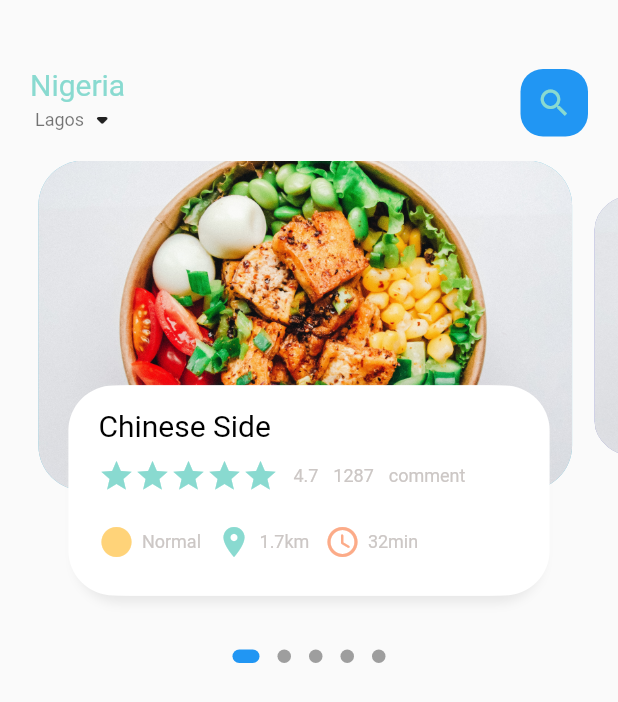
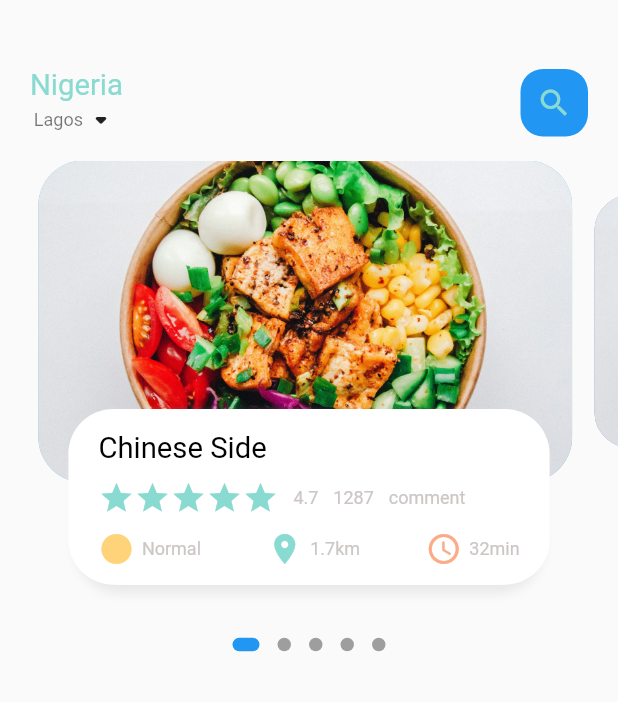
Before and after one commit to Horsmanayo/food_delivery_app_flutter, a Flutter app: the screen it shows after launch, on a phone screen of 412 x 824 dp. Shown: the top 702 px of the screen. Run offline on Flutter 3.47's test engine with Material 2 defaults, Android fonts, the phone set to English and light mode, and no system bars; drawn by our look-alikes of dots_indicator; our stand-ins replace get.

Commit message:
scaling fixes

```diff
--- a/lib/home/food_page.dart
+++ b/lib/home/food_page.dart
@@ -1,6 +1,7 @@
 import 'package:dots_indicator/dots_indicator.dart';
 import 'package:flutter/material.dart';
 import 'package:food_delivery_app/utils/colors.dart';
+import 'package:food_delivery_app/utils/dimensions.dart';
 import 'package:food_delivery_app/widgets/big_text.dart';
 import 'package:food_delivery_app/widgets/icon_and_text_widget.dart';
 import 'package:food_delivery_app/widgets/small_text.dart';
@@ -16,7 +17,7 @@ class _FoodPageState extends State<FoodPage> {
   PageController pageController = PageController(viewportFraction: 0.9);
   var _currPageValue = 0.0;
   double _scaleFactor = 0.8;
-  double _height = 220;
+  double _height = Dimensions.pageViewContainer;
 
   @override
   void initState() {
@@ -42,7 +43,7 @@ class _FoodPageState extends State<FoodPage> {
       children: [
         Container(
           // color: Colors.redAccent,
-          height: 320,
+          height: Dimensions.pageView,
           child: PageView.builder(
               controller: pageController,
               itemCount: 5,
@@ -97,7 +98,7 @@ class _FoodPageState extends State<FoodPage> {
       child: Stack(
         children: [
           Container(
-            height: 220,
+            height: Dimensions.pageViewContainer,
             margin: EdgeInsets.only(left: 5, right: 10),
             decoration: BoxDecoration(
                 borderRadius: BorderRadius.circular(30),
@@ -110,8 +111,9 @@ class _FoodPageState extends State<FoodPage> {
               //Align permits a container to be moved to any part of the website
               alignment: Alignment.bottomCenter,
               child: Container(
-                height: 140,
-                margin: EdgeInsets.only(left: 30, right: 30, bottom: 30),
+                height: Dimensions.pageViewTextContainer,
+                margin: EdgeInsets.only(
+                    left: 30, right: 30, bottom: Dimensions.height30),
                 decoration: BoxDecoration(
                     borderRadius: BorderRadius.circular(30),
                     color: Colors.white,
@@ -136,7 +138,8 @@ class _FoodPageState extends State<FoodPage> {
                       )
                     ]),
                 child: Container(
-                  padding: EdgeInsets.only(top: 15, left: 15, right: 15),
+                  padding: EdgeInsets.only(
+                      top: Dimensions.height15, left: 15, right: 15),
                   child: Column(
                       crossAxisAlignment: CrossAxisAlignment.start,
                       children: [
@@ -145,7 +148,7 @@ class _FoodPageState extends State<FoodPage> {
                           color: Colors.black,
                         ),
                         SizedBox(
-                          height: 10,
+                          height: Dimensions.height10,
                         ),
                         Row(
                           children: [
@@ -183,9 +186,10 @@ class _FoodPageState extends State<FoodPage> {
                           ],
                         ),
                         SizedBox(
-                          height: 20,
+                          height: Dimensions.height10,
                         ),
                         Row(
+                          mainAxisAlignment: MainAxisAlignment.spaceBetween,
                           children: [
                             IconAndTextWidget(
                                 iconColor: AppColors.yellowColor,
--- a/lib/home/main_food_page.dart
+++ b/lib/home/main_food_page.dart
@@ -15,6 +15,7 @@ class MainFoodPage extends StatefulWidget {
 class _MainFoodPageState extends State<MainFoodPage> {
   @override
   Widget build(BuildContext context) {
+    // print(MediaQuery.of(context).size.height.toString()); this is to print screen size
     return Scaffold(
         body: Column(
       children: [
--- a/lib/main.dart
+++ b/lib/main.dart
@@ -1,5 +1,6 @@
 import 'package:flutter/material.dart';
 import 'package:food_delivery_app/home/main_food_page.dart';
+import 'package:get/get.dart';
 
 void main() {
   runApp(const MyApp());
@@ -11,7 +12,7 @@ class MyApp extends StatelessWidget {
   // This widget is the root of your application.
   @override
   Widget build(BuildContext context) {
-    return MaterialApp(
+    return GetMaterialApp(
       debugShowCheckedModeBanner: false,
       title: 'Flutter Demo',
       theme: ThemeData(
--- /dev/null
+++ b/lib/utils/dimensions.dart
@@ -0,0 +1,18 @@
+import 'package:get/get.dart';
+
+class Dimensions {
+  static double screenHeight = Get.context!.height;
+  static double screenWidth = Get.context!.width;
+
+  static double pageView = screenHeight / 2.64;
+  static double pageViewContainer = screenHeight / 3.84;
+  static double pageViewTextContainer = screenHeight / 7.03;
+
+  static double height10 = screenHeight / 84.4;
+  static double height15 = screenHeight / 56.27;
+  static double height20 = screenHeight / 42.2;
+  static double height30 = screenHeight / 28.13;
+
+  static double font10 = screenHeight / 84.4;
+  static double font20 = screenHeight / 42.2;
+}
--- a/lib/widgets/big_text.dart
+++ b/lib/widgets/big_text.dart
@@ -1,6 +1,7 @@
 import 'package:flutter/cupertino.dart';
 import 'package:flutter/src/widgets/framework.dart';
 import 'package:flutter/src/widgets/placeholder.dart';
+import 'package:food_delivery_app/utils/dimensions.dart';
 
 class BigText extends StatelessWidget {
   Color? color;
@@ -25,7 +26,7 @@ class BigText extends StatelessWidget {
           fontFamily: "Roboto",
           color: color,
           fontWeight: FontWeight.w400,
-          fontSize: size),
+          fontSize: Dimensions.font20),
     );
   }
 }
--- a/pubspec.yaml
+++ b/pubspec.yaml
@@ -31,6 +31,7 @@ dependencies:
   flutter:
     sdk: flutter
   dots_indicator: ^2.0.0
+  get: ^4.1.4
 
   # The following adds the Cupertino Icons font to your application.
   # Use with the CupertinoIcons class for iOS style icons.
```
Also changed, not shown: pubspec.lock.
